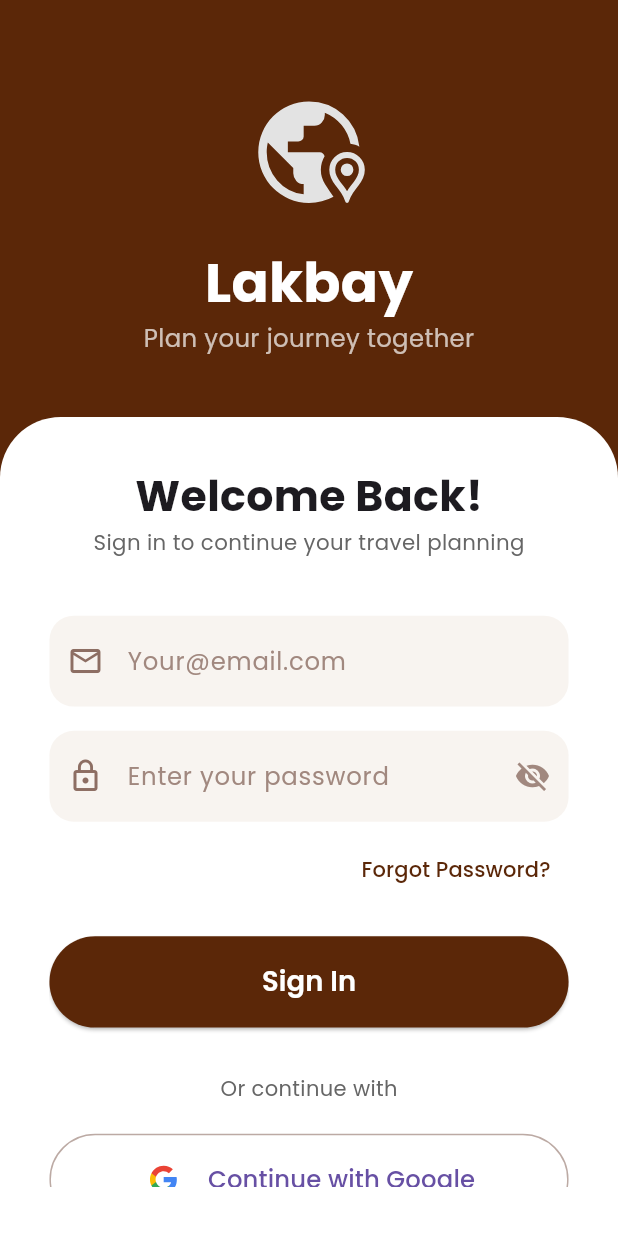
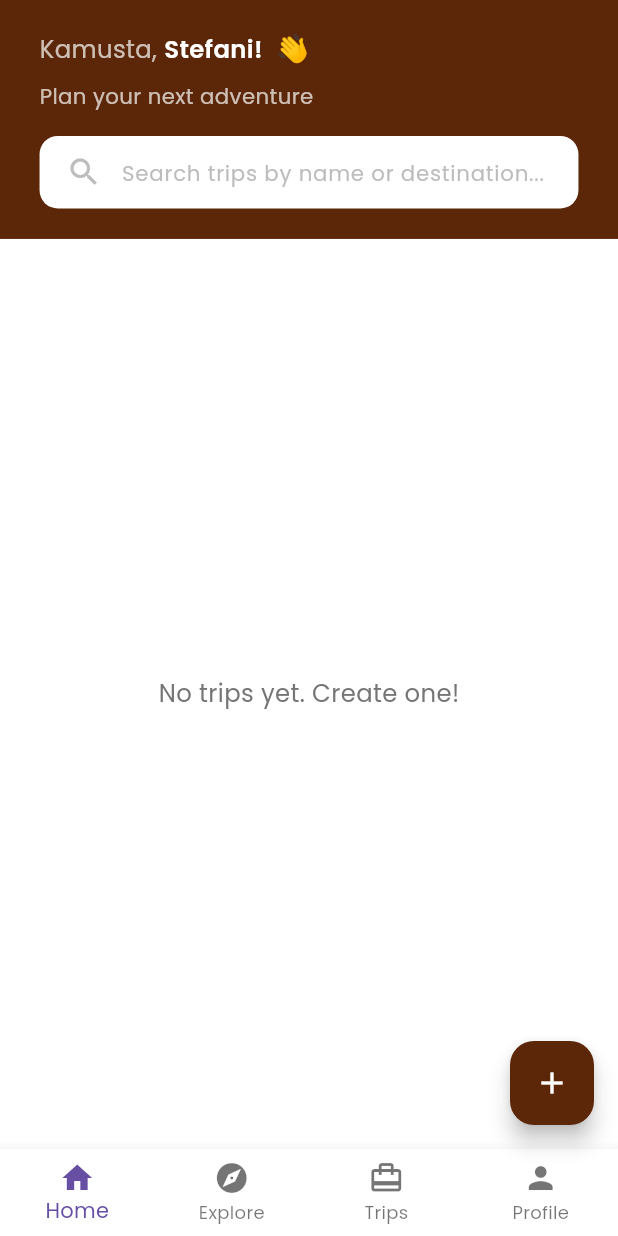
Before and after one commit to Jerai27/Lakbay_App, a Flutter app: the screen it shows after launch, on a phone screen of 412 x 824 dp. Run offline on Flutter 3.47's test engine with Material 3 defaults, Android fonts, the phone set to English and light mode, and no system bars; our stand-ins replace flutter_screenutil, flutter_svg, get, google_fonts.

Commit message:
Additional Dart Files
- Home
- Crud: Create (create_trip_modal.dart)
etc.

```diff
--- a/lib/main.dart
+++ b/lib/main.dart
@@ -3,6 +3,8 @@ import 'package:flutter/material.dart';
 import 'package:flutter_screenutil/flutter_screenutil.dart';
 import 'package:get/get.dart';
 import 'screens/login_screen.dart';
+import 'screens/home_screen.dart';
+
 
 void main() {
   runApp(const MyApp()); // No SystemChrome needed
@@ -33,7 +35,8 @@ class MyApp extends StatelessWidget {
             useMaterial3: true,
           ),
           themeMode: ThemeMode.system, // Follow device setting
-          home: const LoginScreen(),
+          home: const HomeScreen(),
+          // home: const LoginScreen(),
         );
       },
     );
--- /dev/null
+++ b/lib/models/trip_model.dart
@@ -0,0 +1,17 @@
+class Trip {
+  final String title;
+  final String destination;
+  final String startDate;
+  final String endDate;
+  final String budget;
+  final String image;
+
+  Trip({
+    required this.title,
+    required this.destination,
+    required this.startDate,
+    required this.endDate,
+    required this.budget,
+    this.image = 'assets/images/default_trip.jpg',
+  });
+}
--- /dev/null
+++ b/lib/screens/home_screen.dart
@@ -0,0 +1,262 @@
+import 'package:flutter/material.dart';
+import 'package:flutter_screenutil/flutter_screenutil.dart';
+import 'package:google_fonts/google_fonts.dart';
+import '../core/app_colors.dart';
+import '../models/trip_model.dart';
+import '../widgets/create_trip_modal.dart';
+
+class HomeScreen extends StatefulWidget {
+  final String? userName;
+
+  const HomeScreen({super.key, this.userName});
+
+  @override
+  State<HomeScreen> createState() => _HomeScreenState();
+}
+
+class _HomeScreenState extends State<HomeScreen> {
+  late String displayName;
+  late List<Trip> trips;
+
+  @override
+  void initState() {
+    super.initState();
+    displayName = widget.userName ?? 'Stefani';
+    trips = []; // Start with empty list
+  }
+
+  void _showCreateTripModal() {
+    showDialog(
+      context: context,
+      builder: (context) => CreateTripModal(
+        onTripCreated: (Trip newTrip) {
+          setState(() {
+            trips.add(newTrip);
+          });
+        },
+      ),
+    );
+  }
+
+  @override
+  Widget build(BuildContext context) {
+    return Scaffold(
+      backgroundColor: Colors.white,
+      body: SafeArea(
+        child: Column(
+          children: [
+            Container(
+              color: AppColors.brownPrimary,
+              padding: EdgeInsets.symmetric(horizontal: 24.w, vertical: 20.h),
+              child: Column(
+                crossAxisAlignment: CrossAxisAlignment.start,
+                children: [
+                  Row(
+                    children: [
+                      Text(
+                        'Kamusta, ',
+                        style: GoogleFonts.poppins(
+                          fontSize: 16.sp,
+                          color: Colors.white70,
+                        ),
+                      ),
+                      Text(
+                        '$displayName!',
+                        style: GoogleFonts.poppins(
+                          fontSize: 16.sp,
+                          fontWeight: FontWeight.w600,
+                          color: Colors.white,
+                        ),
+                      ),
+                      SizedBox(width: 8.w),
+                      Text('👋', style: TextStyle(fontSize: 18.sp)),
+                    ],
+                  ),
+                  SizedBox(height: 8.h),
+                  Text(
+                    'Plan your next adventure',
+                    style: GoogleFonts.poppins(
+                      fontSize: 14.sp,
+                      color: Colors.white70,
+                    ),
+                  ),
+                  SizedBox(height: 16.h),
+                  Container(
+                    decoration: BoxDecoration(
+                      color: Colors.white,
+                      borderRadius: BorderRadius.circular(12.r),
+                    ),
+                    padding: EdgeInsets.symmetric(horizontal: 16.w),
+                    child: Row(
+                      children: [
+                        Icon(Icons.search, color: Colors.grey.shade400),
+                        SizedBox(width: 12.w),
+                        Expanded(
+                          child: TextField(
+                            decoration: InputDecoration(
+                              hintText: 'Search trips by name or destination...',
+                              hintStyle: GoogleFonts.poppins(
+                                fontSize: 14.sp,
+                                color: Colors.grey.shade400,
+                              ),
+                              border: InputBorder.none,
+                              contentPadding: EdgeInsets.symmetric(vertical: 12.h),
+                            ),
+                          ),
+                        ),
+                      ],
+                    ),
+                  ),
+                ],
+              ),
+            ),
+            Expanded(
+              child: trips.isEmpty
+                  ? Center(
+                      child: Text(
+                        'No trips yet. Create one!',
+                        style: GoogleFonts.poppins(
+                          fontSize: 16.sp,
+                          color: Colors.grey.shade600,
+                        ),
+                      ),
+                    )
+                  : ListView.builder(
+                      padding: EdgeInsets.all(24.w),
+                      itemCount: trips.length,
+                      itemBuilder: (context, index) {
+                        return Column(
+                          children: [
+                            _buildTripCard(trips[index]),
+                            if (index < trips.length - 1) SizedBox(height: 16.h),
+                          ],
+                        );
+                      },
+                    ),
+            ),
+          ],
+        ),
+      ),
+      floatingActionButton: FloatingActionButton(
+        backgroundColor: AppColors.brownPrimary,
+        onPressed: _showCreateTripModal,
+        child: Icon(Icons.add, color: Colors.white),
+      ),
+      bottomNavigationBar: BottomNavigationBar(
+        type: BottomNavigationBarType.fixed,
+        backgroundColor: Colors.white,
+        elevation: 8,
+        items: const [
+          BottomNavigationBarItem(
+            icon: Icon(Icons.home),
+            label: 'Home',
+          ),
+          BottomNavigationBarItem(
+            icon: Icon(Icons.explore),
+            label: 'Explore',
+          ),
+          BottomNavigationBarItem(
+            icon: Icon(Icons.card_travel),
+            label: 'Trips',
+          ),
+          BottomNavigationBarItem(
+            icon: Icon(Icons.person),
+            label: 'Profile',
+          ),
+        ],
+        currentIndex: 0,
+        onTap: (index) {},
+      ),
+    );
+  }
+
+  Widget _buildTripCard(Trip trip) {
+    return Container(
+      decoration: BoxDecoration(
+        color: Colors.white,
+        borderRadius: BorderRadius.circular(16.r),
+        boxShadow: [
+          BoxShadow(
+            color: Colors.black.withOpacity(0.1),
+            blurRadius: 8,
+            offset: const Offset(0, 2),
+          ),
+        ],
+      ),
+      child: ClipRRect(
+        borderRadius: BorderRadius.circular(16.r),
+        child: Column(
+          crossAxisAlignment: CrossAxisAlignment.start,
+          children: [
+            Container(
+              height: 150.h,
+              width: double.infinity,
+              color: Colors.grey.shade300,
+              child: Image.asset(
+                trip.image,
+                fit: BoxFit.cover,
+                errorBuilder: (context, error, stackTrace) {
+                  return Container(
+                    color: Colors.grey.shade300,
+                    child: Icon(Icons.image_not_supported),
+                  );
+                },
+              ),
+            ),
+            Padding(
+              padding: EdgeInsets.all(16.w),
+              child: Column(
+                crossAxisAlignment: CrossAxisAlignment.start,
+                children: [
+                  Text(
+                    trip.title,
+                    style: GoogleFonts.poppins(
+                      fontSize: 16.sp,
+                      fontWeight: FontWeight.w600,
+                    ),
+                  ),
+                  SizedBox(height: 4.h),
+                  Text(
+                    trip.destination,
+                    style: GoogleFonts.poppins(
+                      fontSize: 12.sp,
+                      color: Colors.grey.shade600,
+                    ),
+                  ),
+                  SizedBox(height: 12.h),
+                  Row(
+                    mainAxisAlignment: MainAxisAlignment.spaceBetween,
+                    children: [
+                      Row(
+                        children: [
+                          Icon(Icons.calendar_today,
+                              size: 14.sp, color: Colors.grey.shade600),
+                          SizedBox(width: 6.w),
+                          Text(
+                            '${trip.startDate} - ${trip.endDate}',
+                            style: GoogleFonts.poppins(
+                              fontSize: 12.sp,
+                              color: Colors.grey.shade600,
+                            ),
+                          ),
+                        ],
+                      ),
+                      Text(
+                        '₱${trip.budget}',
+                        style: GoogleFonts.poppins(
+                          fontSize: 14.sp,
+                          fontWeight: FontWeight.w600,
+                          color: AppColors.brownPrimary,
+                        ),
+                      ),
+                    ],
+                  ),
+                ],
+              ),
+            ),
+          ],
+        ),
+      ),
+    );
+  }
+}
--- a/lib/screens/login_screen.dart
+++ b/lib/screens/login_screen.dart
@@ -8,6 +8,7 @@ import '../core/app_colors.dart';
 import '../widgets/custom_textfield.dart';
 import 'signup_screen.dart';
 import '../widgets/forgot_password_modal.dart';
+import 'home_screen.dart';
 
 
 class LoginScreen extends StatelessWidget {
@@ -89,10 +90,10 @@ class LoginScreen extends StatelessWidget {
                     ),
 
 
-                      SizedBox(height: 20.h),
                      ElevatedButton(
                       onPressed: () {
-                          // TODO: Login logic
+                        String userEmail = 'stefani'; // Get from your email controller later
+                        Get.to(() => HomeScreen(userName: userEmail));
                       },
                       style: ElevatedButton.styleFrom(
                         backgroundColor: AppColors.brownPrimary,
@@ -106,6 +107,7 @@ class LoginScreen extends StatelessWidget {
                               fontWeight: FontWeight.w600,
                               color: Colors.white)),
                     ),
+
 
                       SizedBox(height: 30.h),
                       Text('Or continue with',
--- /dev/null
+++ b/lib/screens/trip_model.dart
@@ -0,0 +1,17 @@
+class Trip {
+  final String title;
+  final String destination;
+  final String startDate;
+  final String endDate;
+  final String budget;
+  final String image; // For now, use default or asset path
+
+  Trip({
+    required this.title,
+    required this.destination,
+    required this.startDate,
+    required this.endDate,
+    required this.budget,
+    this.image = 'assets/images/default_trip.jpg',
+  });
+}
```
Also changed, not shown: lib/widgets/create_trip_modal.dart (added, +357 -0 lines), assets/images/boracay.jpg (added), assets/images/cebu.jpg (added), flutter_01.png (added). Lines whose indentation alone changed are shown as unchanged.
